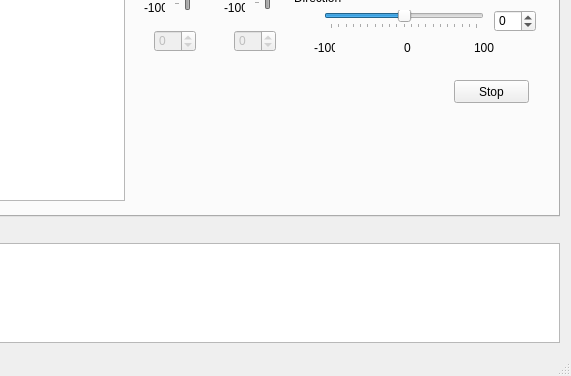
Qt form mainwindow.ui (debelyoo/catamaran-ui) before a commit; both pictures show x 489 to 1060 and y 294 to 670 of the 1060 by 670 pixel window.
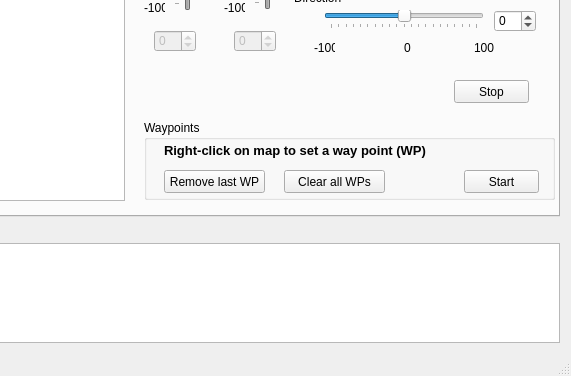
The same form after that commit. The open tabs and pages were chosen to show the change. Icons and pictures are not drawn.

Commit message: set waypoints by right clicking on map

Patch:
```diff
--- a/mainwindow.ui
+++ b/mainwindow.ui
@@ -544,6 +544,78 @@
          <enum>QSlider::TicksAbove</enum>
         </property>
        </widget>
+       <widget class="QGroupBox" name="groupBox_4">
+        <property name="geometry">
+         <rect>
+          <x>620</x>
+          <y>360</y>
+          <width>411</width>
+          <height>80</height>
+         </rect>
+        </property>
+        <property name="title">
+         <string>Waypoints</string>
+        </property>
+        <widget class="QLabel" name="label_20">
+         <property name="geometry">
+          <rect>
+           <x>20</x>
+           <y>20</y>
+           <width>311</width>
+           <height>21</height>
+          </rect>
+         </property>
+         <property name="font">
+          <font>
+           <pointsize>10</pointsize>
+           <weight>75</weight>
+           <bold>true</bold>
+          </font>
+         </property>
+         <property name="text">
+          <string>Right-click on map to set a way point (WP)</string>
+         </property>
+        </widget>
+        <widget class="QPushButton" name="clearWpBtn">
+         <property name="geometry">
+          <rect>
+           <x>140</x>
+           <y>50</y>
+           <width>101</width>
+           <height>23</height>
+          </rect>
+         </property>
+         <property name="text">
+          <string>Clear all WPs</string>
+         </property>
+        </widget>
+        <widget class="QPushButton" name="removeWpBtn">
+         <property name="geometry">
+          <rect>
+           <x>20</x>
+           <y>50</y>
+           <width>101</width>
+           <height>23</height>
+          </rect>
+         </property>
+         <property name="text">
+          <string>Remove last WP</string>
+         </property>
+        </widget>
+        <widget class="QPushButton" name="startNavigationWpBtn">
+         <property name="geometry">
+          <rect>
+           <x>320</x>
+           <y>50</y>
+           <width>75</width>
+           <height>23</height>
+          </rect>
+         </property>
+         <property name="text">
+          <string>Start</string>
+         </property>
+        </widget>
+       </widget>
       </widget>
       <widget class="QWidget" name="tab_3">
        <attribute name="title">
```
Left out of the diff: 20 changed lines with no effect on the pictures. The commit also changes 4 other files.
